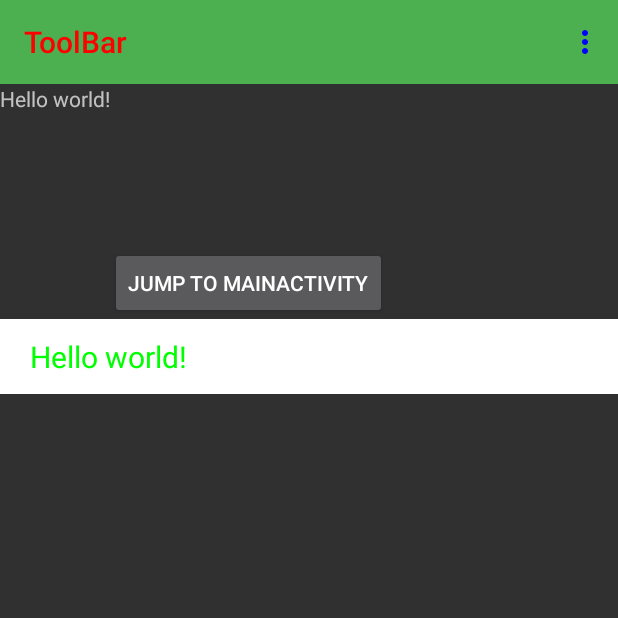
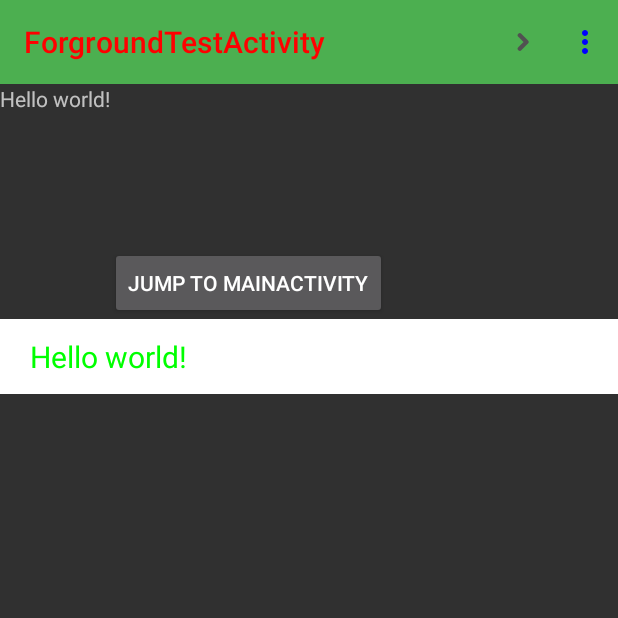
Before and after one commit to lvzhitingzhou/YoRepo01, an Android app: the screen it shows after launch (ForgroundTestActivity), on a phone screen of 412 x 824 dp, the top half of it. Run offline under Robolectric (Android 15) with nearby library versions, the phone set to English and light mode, and no system bars.

```diff
--- a/app/src/main/AndroidManifest.xml
+++ b/app/src/main/AndroidManifest.xml
@@ -11,7 +11,7 @@
         <activity
             android:name="com.yoyo.yotest01.MainActivity"
             android:label="@string/app_name" >
-
+            <meta-data android:name="android.support.PARENT_ACTIVITY" android:value="com.yoyo.test01.ForgroundTestActivity" />
         </activity>
         <activity
             android:name="com.yoyo.test01.ForgroundTestActivity"
--- a/app/src/main/java/com/yoyo/test01/ForgroundTestActivity.java
+++ b/app/src/main/java/com/yoyo/test01/ForgroundTestActivity.java
@@ -18,11 +18,10 @@ public class ForgroundTestActivity extends ActionBarActivity {
     protected void onCreate(Bundle savedInstanceState) {
         super.onCreate(savedInstanceState);
 
-        System.out.println("==============> oncreate");
         setContentView(R.layout.activity_forground_test);
 
         toolbar = (Toolbar) findViewById(R.id.tool_bar);
-        toolbar.setTitle("ToolBar");
+        toolbar.setTitle("ForgroundTestActivity");
         setSupportActionBar(toolbar);
     }
 
@@ -50,37 +49,10 @@ public class ForgroundTestActivity extends ActionBarActivity {
             return true;
         }
 
+        if(id == R.id.action_navigate){
+            startActivity(new Intent(this, com.yoyo.yotest01.MainActivity.class));
+        }
         return super.onOptionsItemSelected(item);
     }
 
-    @Override
-    protected void onStart() {
-        System.out.println("=================> onstart !!");
-        super.onStart();
-    }
-
-    @Override
-    protected void onResume() {
-        System.out.println("=================> onresume !");
-        super.onResume();
-    }
-
-
-    @Override
-    protected void onPause() {
-        System.out.println("==================> onPause !");
-        super.onPause();
-    }
-
-    @Override
-    protected void onStop() {
-        System.out.println("=================> onstop !!");
-        super.onStop();
-    }
-
-    @Override
-    protected void onDestroy() {
-        System.out.println("=================> ondestroy !!!");
-        super.onDestroy();
-    }
 }
--- a/app/src/main/res/layout/activity_main.xml
+++ b/app/src/main/res/layout/activity_main.xml
@@ -8,7 +8,12 @@
     android:paddingTop="@dimen/activity_vertical_margin"
     tools:context=".MainActivity">
 
+    <include
+        layout="@layout/my_tool_bar"
+        android:id="@+id/tool_bar" />
+
     <TextView
+        android:layout_below="@+id/tool_bar"
         android:layout_width="wrap_content"
         android:layout_height="wrap_content"
         android:text="mainactivity" />
--- a/app/src/main/res/menu/menu_forground_test.xml
+++ b/app/src/main/res/menu/menu_forground_test.xml
@@ -1,7 +1,20 @@
 <menu xmlns:android="http://schemas.android.com/apk/res/android"
-    xmlns:app="http://schemas.android.com/apk/res-auto"
-    xmlns:tools="http://schemas.android.com/tools"
-    tools:context="com.yoyo.test01.ForgroundTestActivity">
-    <item android:id="@+id/action_settings" android:title="@string/action_settings"
-        android:orderInCategory="100" app:showAsAction="never" />
+xmlns:app="http://schemas.android.com/apk/res-auto"
+xmlns:tools="http://schemas.android.com/tools"
+tools:context="com.yoyo.test01.ForgroundTestActivity">
+    <item
+        android:id="@+id/action_settings"
+        android:title="@string/action_settings"
+        android:orderInCategory="100"
+        app:showAsAction="never" />
+
+    <item
+        android:id="@+id/action_navigate"
+        android:title="@string/next"
+        android:orderInCategory="200"
+        android:icon="@drawable/ic_next"
+        app:showAsAction="always">
+
+        </item>
+
 </menu>
--- a/app/src/main/res/values/strings.xml
+++ b/app/src/main/res/values/strings.xml
@@ -6,5 +6,6 @@
     <string name="action_settings">Settings</string>
     <string name="action_search">search</string>
     <string name="title_activity_forground_test">ForgroundTestActivity</string>
+    <string name="next">next</string>
 
 </resources>
```
Also changed, not shown: app/src/main/java/com/yoyo/view/SwipeView.java (+10 -9 lines), app/src/main/java/com/yoyo/yotest01/MainActivity.java (+16 -1 lines), app/src/main/res/drawable-hdpi/ic_next.png (added), 2 other files.
